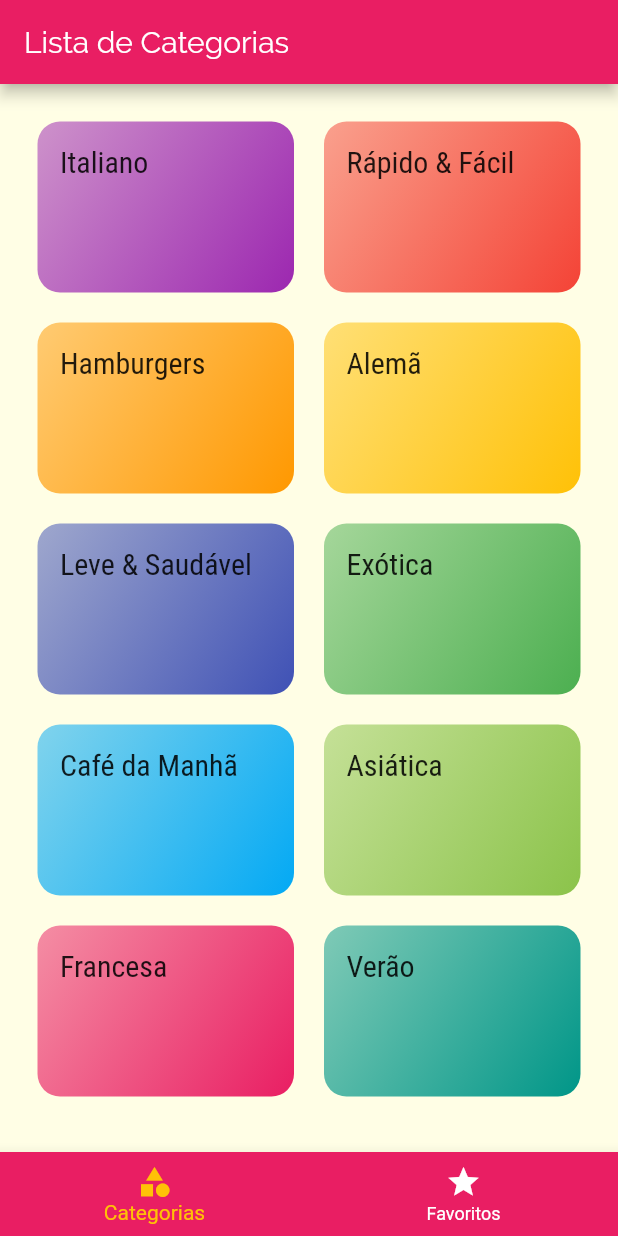
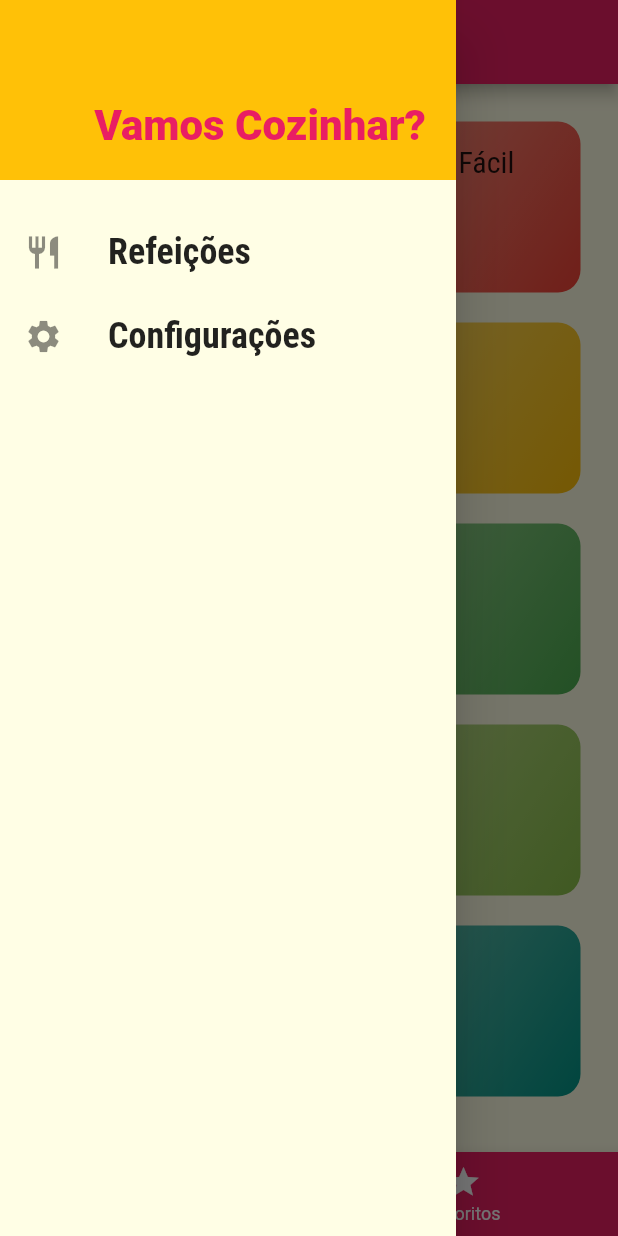
Before and after one commit to viniciusdds/Meals, a Flutter app: the screen it shows after launch, with the side drawer open (before the commit the screen has no drawer), on a phone screen of 412 x 824 dp. Run offline on Flutter 3.47's test engine with Material 2 defaults, Android fonts, the phone set to English and light mode, and no system bars.

Commit message:
aula 205

```diff
--- /dev/null
+++ b/lib/components/main_drawer.dart
@@ -0,0 +1,61 @@
+import 'package:flutter/material.dart';
+import 'package:meals/utils/app_routes.dart';
+
+class MainDrawer extends StatelessWidget {
+
+  Widget _createItem(IconData icon, String label, Function onTap){
+    return ListTile(
+      leading: Icon(
+        icon,
+        size: 26,
+      ),
+      title: Text(
+        label,
+        style: TextStyle(
+          fontFamily: 'RobotoCondensed',
+          fontSize: 24,
+          fontWeight: FontWeight.bold,
+        ),
+      ),
+      onTap: onTap,
+    );
+  }
+
+  @override
+  Widget build(BuildContext context) {
+    return Drawer(
+      child: Column(
+        children: [
+          Container(
+            height: 120,
+            width: double.infinity,
+            padding: EdgeInsets.all(20),
+            color: Theme.of(context).accentColor,
+            alignment: Alignment.bottomRight,
+            child: Text(
+                'Vamos Cozinhar?',
+                style: TextStyle(
+                  fontWeight: FontWeight.w900,
+                  fontSize: 28,
+                  color: Theme.of(context).primaryColor
+                ),
+            ),
+          ),
+          SizedBox(
+            height: 20,
+          ),
+          _createItem(
+            Icons.restaurant,
+            'Refeições',
+            () => Navigator.of(context).pushReplacementNamed(AppRoutes.HOME)
+          ),
+          _createItem(
+            Icons.settings,
+            'Configurações',
+            () => Navigator.of(context).pushReplacementNamed(AppRoutes.SETTINGS)
+          ),
+        ],
+      ),
+    );
+  }
+}
--- a/lib/main.dart
+++ b/lib/main.dart
@@ -1,13 +1,43 @@
+import 'package:flutter/cupertino.dart';
 import 'package:flutter/material.dart';
+import 'package:meals/models/settings.dart';
 import 'package:meals/screens/categories_meals_screen.dart';
 import 'package:meals/screens/categories_screen.dart';
 import 'package:meals/screens/meal_detail_screen.dart';
+import 'package:meals/screens/settings_screen.dart';
 import 'package:meals/screens/tabs_screen.dart';
 import 'package:meals/utils/app_routes.dart';
 
+import 'package:meals/models/meal.dart';
+import 'package:meals/data/dummy_data.dart';
+
 void main() => runApp(MyApp());
 
-class MyApp extends StatelessWidget {
+class MyApp extends StatefulWidget {
+  @override
+  _MyAppState createState() => _MyAppState();
+}
+
+class _MyAppState extends State<MyApp> {
+
+  Settings settings = Settings();
+  List<Meal> _availableMeals = DUMMY_MEALS;
+
+  void _filterMeals(Settings settings){
+    setState(() {
+      this.settings = settings;
+
+      _availableMeals = DUMMY_MEALS.where((meal){
+        final filterGluten = settings.isGlutenFree && !meal.isGlutenFree;
+        final filterLactose = settings.isLactoseFree && !meal.isLactoseFree;
+        final filterVegan = settings.isVegan && !meal.isVegan;
+        final filterVegetarian = settings.isVegetarian && !meal.isVegetarian;
+
+        return !filterGluten && !filterLactose && !filterVegan && !filterVegetarian;
+      }).toList();
+    });
+  }
+
   @override
   Widget build(BuildContext context) {
     return MaterialApp(
@@ -27,8 +57,9 @@ class MyApp extends StatelessWidget {
       ),
       routes: {
         AppRoutes.HOME: (ctx) => TabsScreen(),
-        AppRoutes.CATEGORIES_MEALS: (ctx) => CategoriesMealsScreen(),
-        AppRoutes.MEAL_DETAIL: (ctx) => MealDetailScreen()
+        AppRoutes.CATEGORIES_MEALS: (ctx) => CategoriesMealsScreen(_availableMeals),
+        AppRoutes.MEAL_DETAIL: (ctx) => MealDetailScreen(),
+        AppRoutes.SETTINGS: (ctx) => SettingScreen(settings, _filterMeals)
       },
       // onGenerateRoute: (settings){
       //   if(settings.name == '/alguma-coisa'){
--- /dev/null
+++ b/lib/models/settings.dart
@@ -0,0 +1,14 @@
+class Settings {
+
+  bool isGlutenFree;
+  bool isLactoseFree;
+  bool isVegan;
+  bool isVegetarian;
+
+  Settings({
+    this.isGlutenFree = false,
+    this.isLactoseFree = false,
+    this.isVegan = false,
+    this.isVegetarian = false,
+  });
+}
--- a/lib/screens/meal_detail_screen.dart
+++ b/lib/screens/meal_detail_screen.dart
@@ -88,6 +88,12 @@ class MealDetailScreen extends StatelessWidget {
           ],
         ),
       ),
+      floatingActionButton: FloatingActionButton(
+        child: Icon(Icons.star),
+        onPressed: (){
+          Navigator.of(context).pop(meal.title);
+        },
+      ),
     );
   }
 }
--- a/lib/screens/tabs_screen.dart
+++ b/lib/screens/tabs_screen.dart
@@ -1,4 +1,5 @@
 import 'package:flutter/material.dart';
+import 'package:meals/components/main_drawer.dart';
 import 'package:meals/screens/categories_screen.dart';
 import 'package:meals/screens/favorite_screen.dart';
 
@@ -29,6 +30,7 @@ class _TabsScreenState extends State<TabsScreen> {
             _screens[_selectedScreenIndex]['title']
         ),
       ),
+      drawer: MainDrawer(),
       body: _screens[_selectedScreenIndex]['screen'],
       bottomNavigationBar: BottomNavigationBar(
         onTap: _selectScreen,
--- a/lib/utils/app_routes.dart
+++ b/lib/utils/app_routes.dart
@@ -3,5 +3,6 @@ class AppRoutes {
   static const HOME = '/';
   static const CATEGORIES_MEALS = '/categories-meals';
   static const MEAL_DETAIL = '/meal-detail';
+  static const SETTINGS = '/settings';
 
 }
```
Also changed, not shown: lib/components/meal_item.dart (+7 -1 lines), lib/screens/categories_meals_screen.dart (+6 -2 lines), lib/screens/settings_screen.dart (added, +99 -0 lines).
